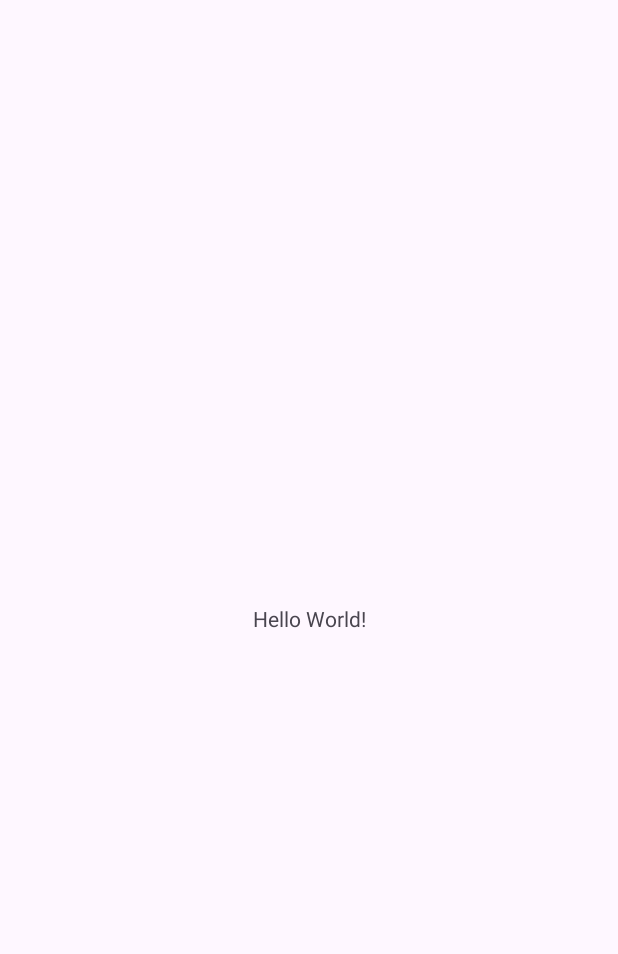
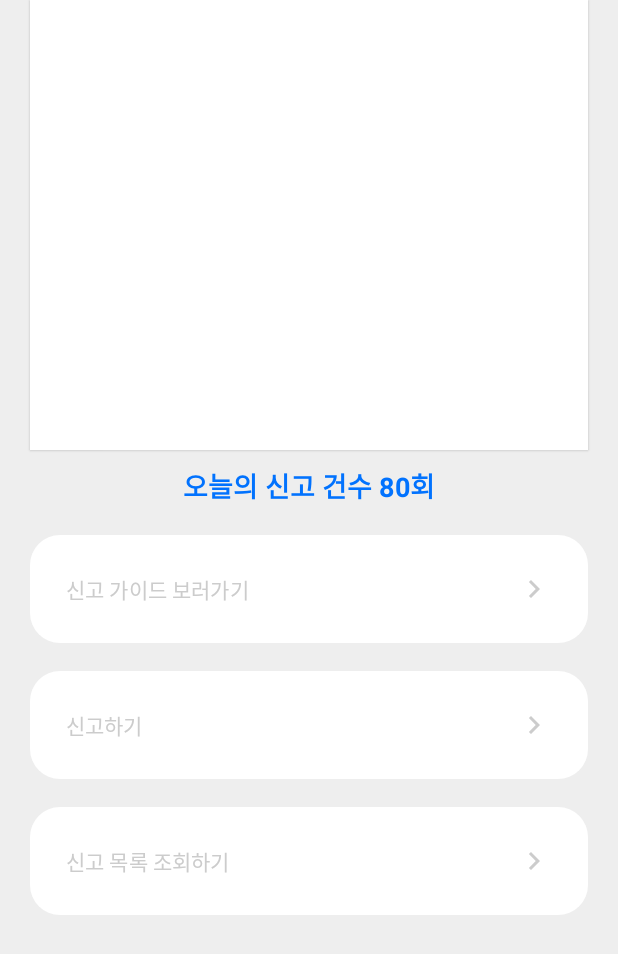
Before and after one commit to TUK-MPM/zikk-android, an Android app: the screen it shows after launch (MainActivity), on a phone screen of 412 x 824 dp. Before the commit the part shown is almost empty. Shown: the top 954 px of the screen. Run offline under Robolectric (Android 15) with nearby library versions, the phone set to English and light mode, and no system bars.

Commit message:
feat: 일반 사용자용 메인 페이지 디자인

```diff
--- a/app/src/main/res/layout/activity_main.xml
+++ b/app/src/main/res/layout/activity_main.xml
@@ -1,19 +1,77 @@
 <?xml version="1.0" encoding="utf-8"?>
-<androidx.constraintlayout.widget.ConstraintLayout xmlns:android="http://schemas.android.com/apk/res/android"
+<LinearLayout xmlns:android="http://schemas.android.com/apk/res/android"
     xmlns:app="http://schemas.android.com/apk/res-auto"
     xmlns:tools="http://schemas.android.com/tools"
+    android:background="#EEEEEE"
     android:id="@+id/main"
     android:layout_width="match_parent"
     android:layout_height="match_parent"
+    android:clipChildren="false"
+    android:clipToPadding="false"
+    android:orientation="vertical"
     tools:context=".MainActivity">
 
+    <View
+        android:layout_width="match_parent"
+        android:layout_height="300dp"
+        android:layout_marginHorizontal="20dp"
+        android:background="@color/white"
+        android:elevation="1dp"
+        />
+
     <TextView
-        android:layout_width="wrap_content"
+        android:layout_width="match_parent"
         android:layout_height="wrap_content"
-        android:text="Hello World!"
-        app:layout_constraintBottom_toBottomOf="parent"
-        app:layout_constraintEnd_toEndOf="parent"
-        app:layout_constraintStart_toStartOf="parent"
-        app:layout_constraintTop_toTopOf="parent" />
+        android:textAlignment="center"
+        android:text="오늘의 신고 건수 80회"
+        android:textStyle="bold"
+        android:textColor="@color/blue"
+        android:textSize="18sp"
+        android:layout_margin="10dp"
+        />
 
-</androidx.constraintlayout.widget.ConstraintLayout>
+    <com.google.android.material.button.MaterialButton
+        app:cornerRadius="20dp"
+        app:backgroundTint="@color/white"
+        app:rippleColor="@color/light_gray"
+        android:layout_width="match_parent"
+        android:layout_height="wrap_content"
+        android:layout_marginHorizontal="20dp"
+        android:layout_marginVertical="5dp"
+        android:drawableEnd="@drawable/baseline_chevron_right_24"
+        android:drawableTint="@color/text_gray"
+        android:padding="24dp"
+        android:text="신고 가이드 보러가기"
+        android:textAlignment="textStart"
+        android:textColor="@color/text_gray" />
+
+    <com.google.android.material.button.MaterialButton
+        app:cornerRadius="20dp"
+        app:backgroundTint="@color/white"
+        app:rippleColor="@color/light_gray"
+        android:layout_width="match_parent"
+        android:layout_height="wrap_content"
+        android:layout_marginHorizontal="20dp"
+        android:layout_marginVertical="5dp"
+        android:drawableEnd="@drawable/baseline_chevron_right_24"
+        android:drawableTint="@color/text_gray"
+        android:padding="24dp"
+        android:text="신고하기"
+        android:textAlignment="textStart"
+        android:textColor="@color/text_gray" />
+
+    <com.google.android.material.button.MaterialButton
+        app:cornerRadius="20dp"
+        app:backgroundTint="@color/white"
+        app:rippleColor="@color/light_gray"
+        android:layout_width="match_parent"
+        android:layout_height="wrap_content"
+        android:layout_marginHorizontal="20dp"
+        android:layout_marginVertical="5dp"
+        android:drawableEnd="@drawable/baseline_chevron_right_24"
+        android:drawableTint="@color/text_gray"
+        android:padding="24dp"
+        android:text="신고 목록 조회하기"
+        android:textAlignment="textStart"
+        android:textColor="@color/text_gray" />
+</LinearLayout>
```
